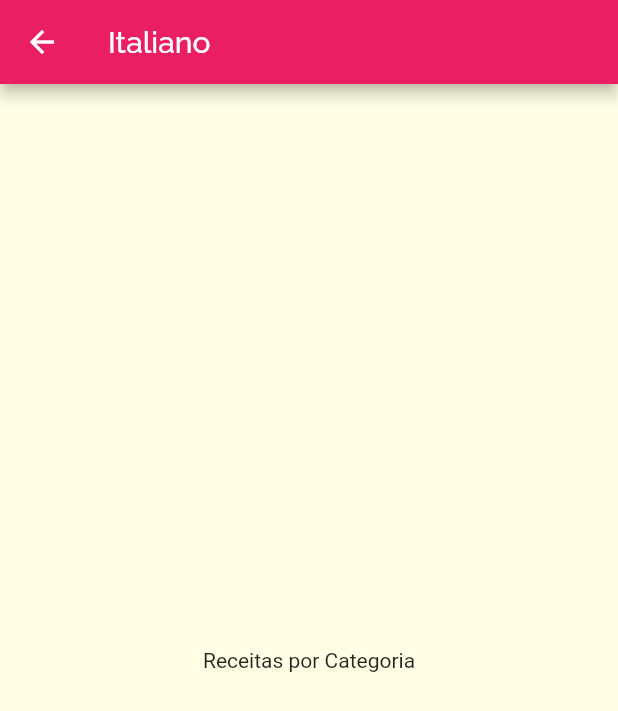
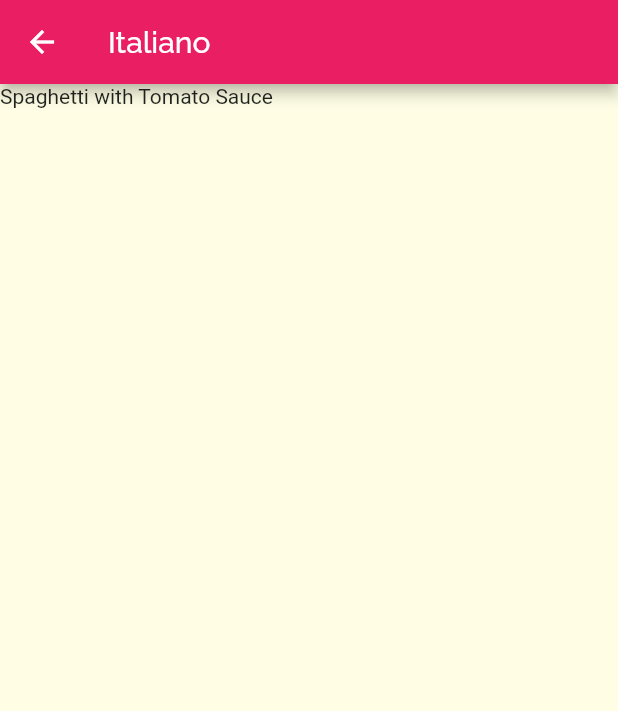
Before and after one commit to rafaelmesquita-ceara/projeto_vamos_cozinhar, a Flutter app: the screen it shows after launch, after a tap on "Italiano", on a phone screen of 412 x 824 dp. Shown: the top 711 px of the screen. Run offline on Flutter 3.47's test engine with Material 2 defaults, Android fonts, the phone set to English and light mode, and no system bars.

Commit message:
dados mocados chamados pela categories_meals_screen e feito um listview para exibir refeições referentes a categoria passada, utilizando o .where

```diff
--- a/lib/screens/categories_meals_screen.dart
+++ b/lib/screens/categories_meals_screen.dart
@@ -1,18 +1,25 @@
 import 'package:flutter/material.dart';
 import '../models/category.dart';
+import '../data/dummy_data.dart';
 
 class CategoriesMealsScreen extends StatelessWidget {
-
   @override
   Widget build(BuildContext context) {
     final category = ModalRoute.of(context).settings.arguments as Category;
+
+    final categoryMeals = DUMMY_MEALS.where((meal) {
+      return meal.categories.contains(category.id);
+    }).toList();
 
     return Scaffold(
       appBar: AppBar(
         title: Text(category.title),
       ),
-      body: Center(
-        child: Text('Receitas por Categoria'),
+      body: ListView.builder(
+        itemCount: categoryMeals.length,
+        itemBuilder: (ctx, index){
+          return Text(categoryMeals[index].title);
+        },
       ),
     );
   }
```
